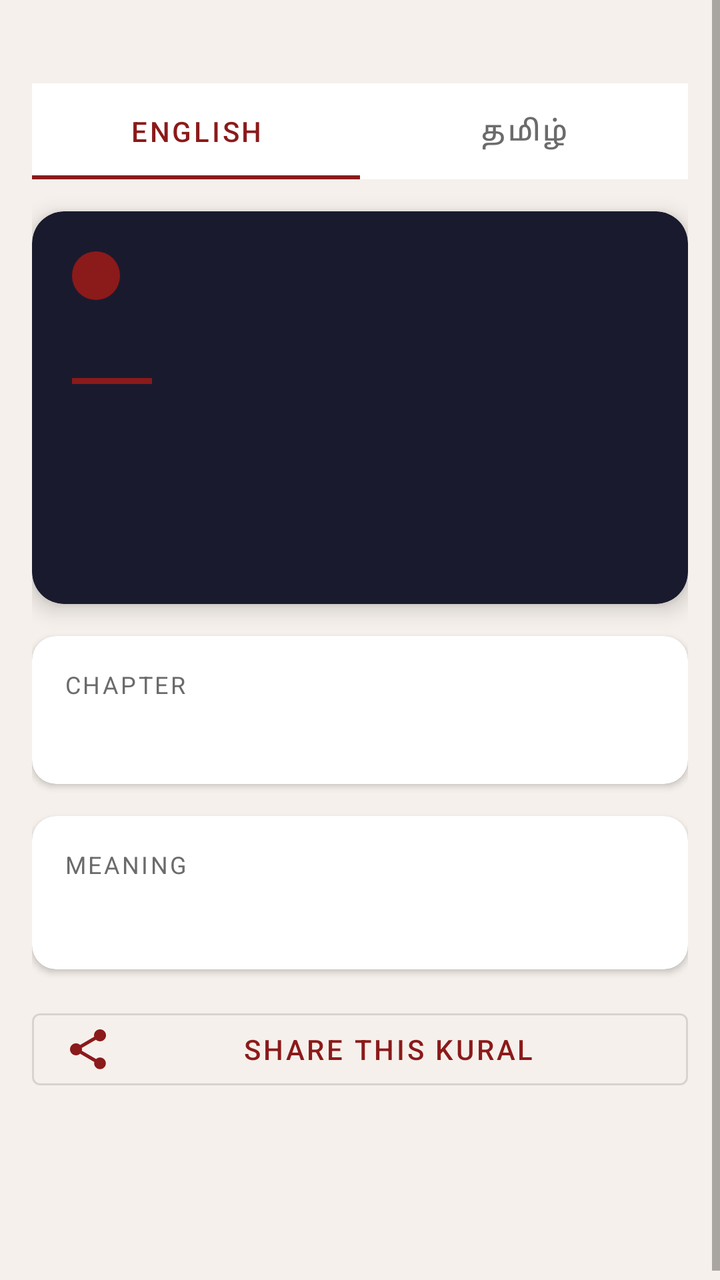
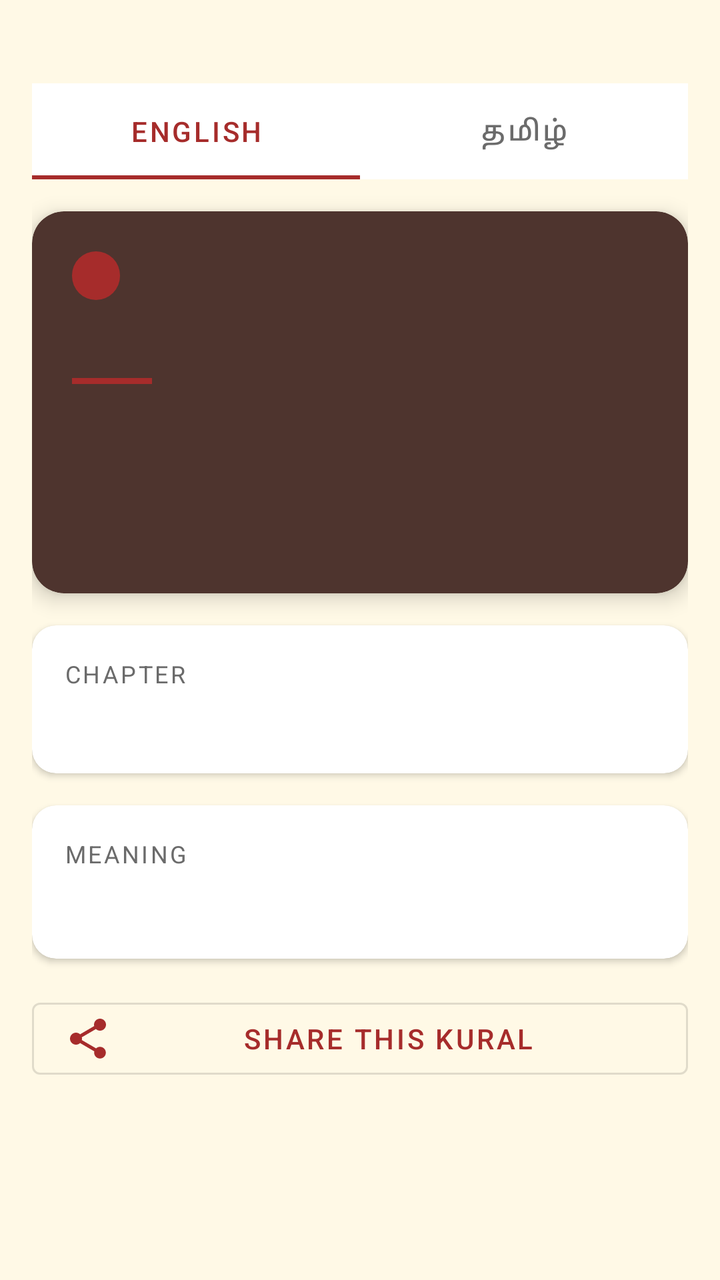

The first picture is an Android layout as it rendered before a commit; the second is the same layout after the commit. The layout source and the unified diff follow.
<!-- AndroidManifest.xml: application theme Theme.Thirukkural -->
<!-- res/layout/fragment_home.xml -->
<?xml version="1.0" encoding="utf-8"?>
<ScrollView xmlns:android="http://schemas.android.com/apk/res/android"
    xmlns:app="http://schemas.android.com/apk/res-auto"
    android:layout_width="match_parent"
    android:layout_height="match_parent"
    android:background="@color/background">

    <LinearLayout
        android:layout_width="match_parent"
        android:layout_height="wrap_content"
        android:orientation="vertical"
        android:padding="16dp">

        
        <TextView
            android:id="@+id/tv_date"
            android:layout_width="match_parent"
            android:layout_height="wrap_content"
            android:textColor="@color/text_secondary"
            android:textSize="13sp"
            android:gravity="center"
            android:paddingBottom="8dp" />

        
        <com.google.android.material.tabs.TabLayout
            android:id="@+id/tab_language"
            android:layout_width="match_parent"
            android:layout_height="48dp"
            android:layout_marginBottom="16dp"
            app:tabMode="fixed"
            app:tabBackground="@color/surface"
            app:tabSelectedTextColor="@color/primary"
            app:tabTextColor="@color/text_secondary"
            app:tabIndicatorColor="@color/primary">
            <com.google.android.material.tabs.TabItem
                android:layout_width="wrap_content"
                android:layout_height="wrap_content"
                android:text="@string/lang_en" />
            <com.google.android.material.tabs.TabItem
                android:layout_width="wrap_content"
                android:layout_height="wrap_content"
                android:text="@string/lang_ta" />
        </com.google.android.material.tabs.TabLayout>

        
        <androidx.cardview.widget.CardView
            android:layout_width="match_parent"
            android:layout_height="wrap_content"
            android:layout_marginBottom="16dp"
            app:cardCornerRadius="16dp"
            app:cardElevation="6dp"
            app:cardBackgroundColor="@color/kural_card_bg">

            <LinearLayout
                android:layout_width="match_parent"
                android:layout_height="wrap_content"
                android:orientation="vertical"
                android:padding="20dp">

                
                <TextView
                    android:id="@+id/tv_book_name"
                    android:layout_width="wrap_content"
                    android:layout_height="wrap_content"
                    android:background="@drawable/badge_background"
                    android:paddingHorizontal="12dp"
                    android:paddingVertical="4dp"
                    android:textColor="@color/white"
                    android:textSize="12sp"
                    android:textStyle="bold"
                    android:layout_marginBottom="12dp" />

                
                <TextView
                    android:id="@+id/tv_kural_number"
                    android:layout_width="match_parent"
                    android:layout_height="wrap_content"
                    android:textSize="14sp"
                    android:textColor="@color/text_secondary"
                    android:layout_marginBottom="8dp" />

                
                <View
                    android:layout_width="40dp"
                    android:layout_height="3dp"
                    android:background="@color/primary"
                    android:layout_marginBottom="16dp" />

                
                <TextView
                    android:id="@+id/tv_kural_line1"
                    android:layout_width="match_parent"
                    android:layout_height="wrap_content"
                    android:textSize="20sp"
                    android:textColor="@color/kural_text"
                    android:textStyle="bold"
                    android:fontFamily="@font/noto_sans_tamil"
                    android:lineSpacingMultiplier="1.4"
                    android:layout_marginBottom="4dp" />

                <TextView
                    android:id="@+id/tv_kural_line2"
                    android:layout_width="match_parent"
                    android:layout_height="wrap_content"
                    android:textSize="20sp"
                    android:textColor="@color/kural_text"
                    android:textStyle="bold"
                    android:fontFamily="@font/noto_sans_tamil"
                    android:lineSpacingMultiplier="1.4"
                    android:layout_marginBottom="16dp" />

            </LinearLayout>
        </androidx.cardview.widget.CardView>

        
        <androidx.cardview.widget.CardView
            android:layout_width="match_parent"
            android:layout_height="wrap_content"
            android:layout_marginBottom="16dp"
            app:cardCornerRadius="12dp"
            app:cardElevation="2dp"
            app:cardBackgroundColor="@color/surface">

            <LinearLayout
                android:layout_width="match_parent"
                android:layout_height="wrap_content"
                android:orientation="vertical"
                android:padding="16dp">

                <TextView
                    android:id="@+id/tv_chapter_label"
                    android:layout_width="wrap_content"
                    android:layout_height="wrap_content"
                    android:text="@string/chapter_label"
                    android:textColor="@color/text_secondary"
                    android:textSize="12sp"
                    android:textAllCaps="true"
                    android:letterSpacing="0.1" />

                <TextView
                    android:id="@+id/tv_chapter_name"
                    android:layout_width="match_parent"
                    android:layout_height="wrap_content"
                    android:textSize="16sp"
                    android:textColor="@color/text_primary"
                    android:textStyle="bold"
                    android:fontFamily="@font/noto_sans_tamil"
                    android:paddingTop="4dp" />
            </LinearLayout>
        </androidx.cardview.widget.CardView>

        
        <androidx.cardview.widget.CardView
            android:layout_width="match_parent"
            android:layout_height="wrap_content"
            android:layout_marginBottom="16dp"
            app:cardCornerRadius="12dp"
            app:cardElevation="2dp"
            app:cardBackgroundColor="@color/surface">

            <LinearLayout
                android:layout_width="match_parent"
                android:layout_height="wrap_content"
                android:orientation="vertical"
                android:padding="16dp">

                <TextView
                    android:id="@+id/tv_translation_label"
                    android:layout_width="wrap_content"
                    android:layout_height="wrap_content"
                    android:text="@string/meaning_label"
                    android:textColor="@color/text_secondary"
                    android:textSize="12sp"
                    android:textAllCaps="true"
                    android:letterSpacing="0.1" />

                <TextView
                    android:id="@+id/tv_translation"
                    android:layout_width="match_parent"
                    android:layout_height="wrap_content"
                    android:textSize="15sp"
                    android:textColor="@color/text_primary"
                    android:lineSpacingMultiplier="1.6"
                    android:fontFamily="@font/noto_sans_tamil"
                    android:paddingTop="8dp" />
            </LinearLayout>
        </androidx.cardview.widget.CardView>

        
        <com.google.android.material.button.MaterialButton
            android:id="@+id/btn_share"
            android:layout_width="match_parent"
            android:layout_height="wrap_content"
            android:text="@string/share_kural"
            android:layout_marginBottom="80dp"
            style="@style/Widget.MaterialComponents.Button.OutlinedButton"
            app:icon="@drawable/ic_share" />

    </LinearLayout>
</ScrollView>
<!-- resources referenced by this layout -->
<resources>
  <color name="background">#F5F0EB</color>
  <color name="kural_card_bg">#1A1A2E</color>
  <color name="kural_text">#FAEBD7</color>
  <color name="primary">#8B1A1A</color>
  <color name="surface">#FFFFFF</color>
  <color name="text_primary">#1C1C1E</color>
  <color name="text_secondary">#6B6B6B</color>
  <color name="white">#FFFFFF</color>
  <!-- drawable badge_background (drawable) -->
  <?xml version="1.0" encoding="utf-8"?>
  <shape xmlns:android="http://schemas.android.com/apk/res/android"
      android:shape="rectangle">
      <solid android:color="@color/primary" />
      <corners android:radius="20dp" />
  </shape>
  <!-- drawable ic_share (drawable) -->
  <vector xmlns:android="http://schemas.android.com/apk/res/android"
      android:width="24dp"
      android:height="24dp"
      android:viewportWidth="24"
      android:viewportHeight="24">
    <path android:fillColor="@android:color/black"
        android:pathData="M18,16.08c-0.76,0 -1.44,0.3 -1.96,0.77L8.91,12.7c0.05,-0.23 0.09,-0.46 0.09,-0.7s-0.04,-0.47 -0.09,-0.7l7.05,-4.11c0.54,0.5 1.25,0.81 2.04,0.81 1.66,0 3,-1.34 3,-3s-1.34,-3 -3,-3 -3,1.34 -3,3c0,0.24 0.04,0.47 0.09,0.7L8.04,9.81C7.5,9.31 6.79,9 6,9c-1.66,0 -3,1.34 -3,3s1.34,3 3,3c0.79,0 1.5,-0.31 2.04,-0.81l7.12,4.16c-0.05,0.21 -0.08,0.43 -0.08,0.65 0,1.61 1.31,2.92 2.92,2.92 1.61,0 2.92,-1.31 2.92,-2.92s-1.31,-2.92 -2.92,-2.92z"/>
  </vector>
  <string name="chapter_label">Chapter</string>
  <string name="lang_en">English</string>
  <string name="lang_ta">தமிழ்</string>
  <string name="meaning_label">Meaning</string>
  <string name="share_kural">Share this Kural</string>
  <style name="Theme.Thirukkural" parent="Theme.MaterialComponents.Light.NoActionBar">
          <item name="colorPrimary">@color/primary</item>
          <item name="colorPrimaryDark">@color/primary_dark</item>
          <item name="colorAccent">@color/accent</item>
          <item name="android:windowBackground">@color/background</item>
          <item name="toolbarStyle">@style/ThirukkuralToolbar</item>
      </style>
  <color name="primary_dark">#6B1414</color>
  <color name="accent">#D4A017</color>
  <style name="ThirukkuralToolbar" parent="Widget.MaterialComponents.Toolbar.Primary">
          <item name="android:background">@color/primary</item>
          <item name="titleTextColor">@color/white</item>
          <item name="subtitleTextColor">#CCffffff</item>
      </style>
</resources>

<!-- the commit's change to res/layout/fragment_home.xml (unified diff, before → after) -->
@@ -91,7 +91,7 @@
                     android:id="@+id/tv_kural_line1"
                     android:layout_width="match_parent"
                     android:layout_height="wrap_content"
-                    android:textSize="20sp"
+                    android:textSize="18sp"
                     android:textColor="@color/kural_text"
                     android:textStyle="bold"
                     android:fontFamily="@font/noto_sans_tamil"
@@ -102,7 +102,7 @@
                     android:id="@+id/tv_kural_line2"
                     android:layout_width="match_parent"
                     android:layout_height="wrap_content"
-                    android:textSize="20sp"
+                    android:textSize="18sp"
                     android:textColor="@color/kural_text"
                     android:textStyle="bold"
                     android:fontFamily="@font/noto_sans_tamil"
<!-- resource entries referenced after the edit -->
@@ -1,9 +1,9 @@
 <!-- resources referenced by this layout -->
 <resources>
-  <color name="background">#F5F0EB</color>
-  <color name="kural_card_bg">#1A1A2E</color>
-  <color name="kural_text">#FAEBD7</color>
-  <color name="primary">#8B1A1A</color>
+  <color name="background">#FFF9E6</color>
+  <color name="kural_card_bg">#4E342E</color>
+  <color name="kural_text">#FFECB3</color>
+  <color name="primary">#A62C2B</color>
   <color name="surface">#FFFFFF</color>
   <color name="text_primary">#1C1C1E</color>
   <color name="text_secondary">#6B6B6B</color>
@@ -36,8 +36,8 @@
           <item name="android:windowBackground">@color/background</item>
           <item name="toolbarStyle">@style/ThirukkuralToolbar</item>
       </style>
-  <color name="primary_dark">#6B1414</color>
-  <color name="accent">#D4A017</color>
+  <color name="primary_dark">#801B1A</color>
+  <color name="accent">#E6A100</color>
   <style name="ThirukkuralToolbar" parent="Widget.MaterialComponents.Toolbar.Primary">
           <item name="android:background">@color/primary</item>
           <item name="titleTextColor">@color/white</item>
